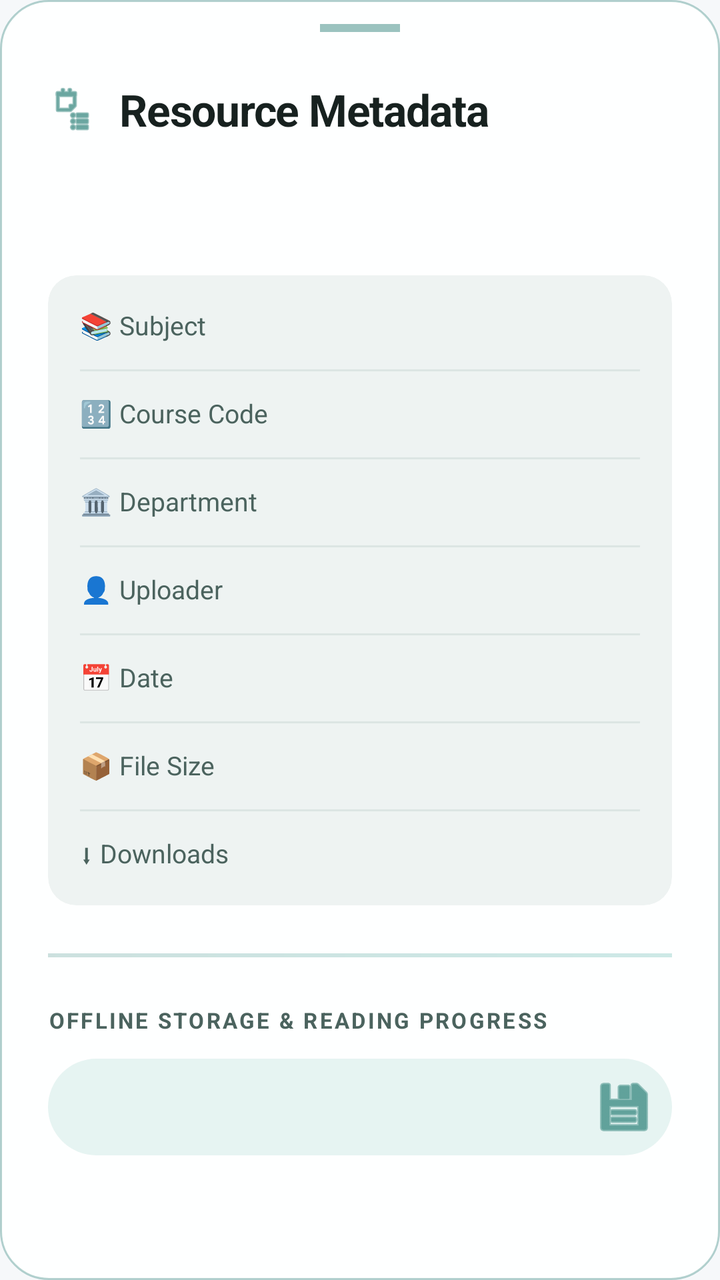
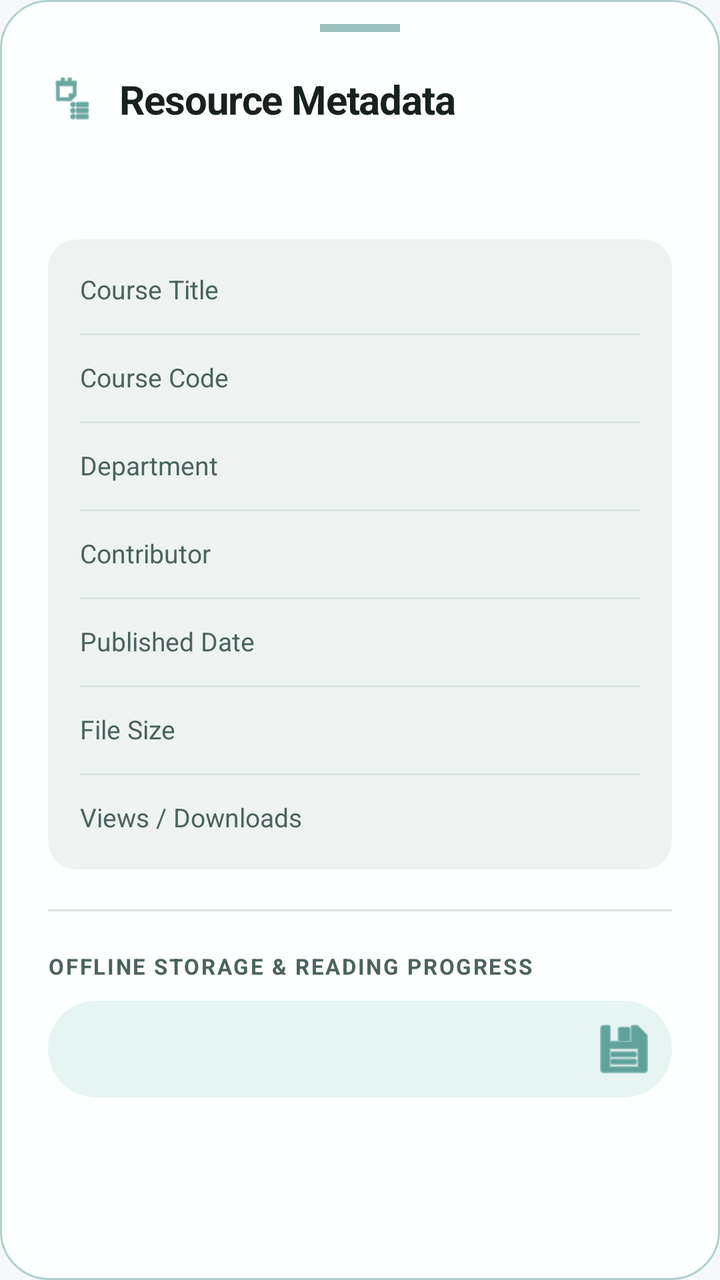

Two renders of the same Android screen: before a commit and after it. Below are the layout's source before the change and the commit's diff.
<!-- AndroidManifest.xml: application theme Theme.NoteVaultDIU -->
<!-- res/layout/bottom_sheet_note_info.xml -->
<?xml version="1.0" encoding="utf-8"?>
<LinearLayout
    xmlns:android="http://schemas.android.com/apk/res/android"
    xmlns:app="http://schemas.android.com/apk/res-auto"
    android:layout_width="match_parent"
    android:layout_height="wrap_content"
    android:background="@drawable/bg_glass_floating_bar"
    android:orientation="vertical"
    android:paddingBottom="40dp">

    
    <View
        android:layout_width="40dp"
        android:layout_height="4dp"
        android:layout_gravity="center_horizontal"
        android:layout_marginTop="12dp"
        android:layout_marginBottom="24dp"
        android:background="@color/colorPrimary"
        android:alpha="0.4" />

    <LinearLayout
        android:layout_width="match_parent"
        android:layout_height="wrap_content"
        android:orientation="horizontal"
        android:gravity="center_vertical"
        android:layout_marginHorizontal="24dp">
        <ImageView
            android:layout_width="24dp"
            android:layout_height="24dp"
            android:src="@android:drawable/ic_menu_agenda"
            app:tint="@color/colorPrimary" />
        <TextView
            android:layout_width="wrap_content"
            android:layout_height="wrap_content"
            android:layout_marginStart="12dp"
            android:text="@string/info_header"
            android:textColor="@color/colorTextPrimary"
            android:textSize="22sp"
            android:textStyle="bold"
            android:letterSpacing="-0.02" />
    </LinearLayout>

    <ScrollView
        android:layout_width="match_parent"
        android:layout_height="wrap_content"
        android:layout_marginTop="20dp"
        android:paddingHorizontal="24dp">

        <LinearLayout
            android:layout_width="match_parent"
            android:layout_height="wrap_content"
            android:orientation="vertical">

            
            <TextView
                android:id="@+id/tvInfoTitle"
                android:layout_width="match_parent"
                android:layout_height="wrap_content"
                android:textColor="@color/colorTextPrimary"
                android:textSize="18sp"
                android:textStyle="bold"
                android:layout_marginBottom="24dp"
                android:lineSpacingExtra="4dp"
                android:letterSpacing="-0.01" />

            
            <com.google.android.material.card.MaterialCardView
                android:layout_width="match_parent"
                android:layout_height="wrap_content"
                app:cardCornerRadius="14dp"
                app:cardElevation="0dp"
                app:cardBackgroundColor="@color/colorSurfaceVariant"
                app:strokeWidth="0dp">

                <LinearLayout
                    android:layout_width="match_parent"
                    android:layout_height="wrap_content"
                    android:orientation="vertical"
                    android:padding="4dp">

                    
                    <RelativeLayout android:layout_width="match_parent" android:layout_height="wrap_content" android:padding="12dp">
                        <TextView android:layout_width="wrap_content" android:layout_height="wrap_content" android:text="📚 Subject" android:textColor="@color/colorTextSecondary" android:textSize="13sp" />
                        <TextView android:id="@+id/tvInfoSubject" android:layout_width="wrap_content" android:layout_height="wrap_content" android:layout_alignParentEnd="true" android:textColor="@color/colorPrimary" android:textStyle="bold" />
                    </RelativeLayout>

                    <View android:layout_width="match_parent" android:layout_height="1dp" android:background="@color/colorDivider" android:layout_marginHorizontal="12dp" />

                    
                    <RelativeLayout android:layout_width="match_parent" android:layout_height="wrap_content" android:padding="12dp">
                        <TextView android:layout_width="wrap_content" android:layout_height="wrap_content" android:text="🔢 Course Code" android:textColor="@color/colorTextSecondary" android:textSize="13sp" />
                        <TextView android:id="@+id/tvInfoCourseCode" android:layout_width="wrap_content" android:layout_height="wrap_content" android:layout_alignParentEnd="true" android:textColor="@color/colorTextPrimary" android:textStyle="bold" />
                    </RelativeLayout>

                    <View android:layout_width="match_parent" android:layout_height="1dp" android:background="@color/colorDivider" android:layout_marginHorizontal="12dp" />

                    
                    <RelativeLayout android:layout_width="match_parent" android:layout_height="wrap_content" android:padding="12dp">
                        <TextView android:layout_width="wrap_content" android:layout_height="wrap_content" android:text="🏛 Department" android:textColor="@color/colorTextSecondary" android:textSize="13sp" />
                        <TextView android:id="@+id/tvInfoDepartment" android:layout_width="wrap_content" android:layout_height="wrap_content" android:layout_alignParentEnd="true" android:textColor="@color/colorTextPrimary" android:textStyle="bold" />
                    </RelativeLayout>

                    <View android:layout_width="match_parent" android:layout_height="1dp" android:background="@color/colorDivider" android:layout_marginHorizontal="12dp" />

                    
                    <RelativeLayout android:layout_width="match_parent" android:layout_height="wrap_content" android:padding="12dp">
                        <TextView android:layout_width="wrap_content" android:layout_height="wrap_content" android:text="👤 Uploader" android:textColor="@color/colorTextSecondary" android:textSize="13sp" />
                        <TextView android:id="@+id/tvInfoUploader" android:layout_width="wrap_content" android:layout_height="wrap_content" android:layout_alignParentEnd="true" android:textColor="@color/colorTextPrimary" android:textStyle="bold" />
                    </RelativeLayout>

                    <View android:layout_width="match_parent" android:layout_height="1dp" android:background="@color/colorDivider" android:layout_marginHorizontal="12dp" />

                    
                    <RelativeLayout android:layout_width="match_parent" android:layout_height="wrap_content" android:padding="12dp">
                        <TextView android:layout_width="wrap_content" android:layout_height="wrap_content" android:text="📅 Date" android:textColor="@color/colorTextSecondary" android:textSize="13sp" />
                        <TextView android:id="@+id/tvInfoDate" android:layout_width="wrap_content" android:layout_height="wrap_content" android:layout_alignParentEnd="true" android:textColor="@color/colorTextPrimary" android:textStyle="bold" />
                    </RelativeLayout>

                    <View android:layout_width="match_parent" android:layout_height="1dp" android:background="@color/colorDivider" android:layout_marginHorizontal="12dp" />

                    
                    <RelativeLayout android:layout_width="match_parent" android:layout_height="wrap_content" android:padding="12dp">
                        <TextView android:layout_width="wrap_content" android:layout_height="wrap_content" android:text="📦 File Size" android:textColor="@color/colorTextSecondary" android:textSize="13sp" />
                        <TextView android:id="@+id/tvInfoSize" android:layout_width="wrap_content" android:layout_height="wrap_content" android:layout_alignParentEnd="true" android:textColor="@color/colorTextPrimary" android:textStyle="bold" />
                    </RelativeLayout>

                    <View android:layout_width="match_parent" android:layout_height="1dp" android:background="@color/colorDivider" android:layout_marginHorizontal="12dp" />

                    
                    <RelativeLayout android:layout_width="match_parent" android:layout_height="wrap_content" android:padding="12dp">
                        <TextView android:layout_width="wrap_content" android:layout_height="wrap_content" android:text="⬇ Downloads" android:textColor="@color/colorTextSecondary" android:textSize="13sp" />
                        <TextView android:id="@+id/tvInfoDownloads" android:layout_width="wrap_content" android:layout_height="wrap_content" android:layout_alignParentEnd="true" android:textColor="@color/colorSuccess" android:textStyle="bold" />
                    </RelativeLayout>

                </LinearLayout>
            </com.google.android.material.card.MaterialCardView>

            <View android:layout_width="match_parent" android:layout_height="2dp" android:background="@drawable/bg_splash_gradient" android:layout_marginVertical="24dp" android:alpha="0.2" />

            
            <TextView
                android:layout_width="wrap_content"
                android:layout_height="wrap_content"
                android:text="@string/info_storage_header"
                android:textColor="@color/colorTextSecondary"
                android:textSize="11sp"
                android:textAllCaps="true"
                android:letterSpacing="0.1"
                android:textStyle="bold" />

            <RelativeLayout
                android:layout_width="match_parent"
                android:layout_height="wrap_content"
                android:layout_marginTop="12dp"
                android:background="@drawable/bg_pill_subject_gradient"
                android:padding="4dp">

                <TextView
                    android:id="@+id/tvInfoLocalPath"
                    android:layout_width="match_parent"
                    android:layout_height="wrap_content"
                    android:layout_toStartOf="@id/btnCopyPath"
                    android:textColor="@color/colorTextPrimary"
                    android:textSize="12sp"
                    android:padding="12dp"
                    android:fontFamily="monospace"
                    android:textIsSelectable="true" />

                <ImageButton
                    android:id="@+id/btnCopyPath"
                    android:layout_width="40dp"
                    android:layout_height="40dp"
                    android:layout_alignParentEnd="true"
                    android:layout_centerVertical="true"
                    android:background="?attr/selectableItemBackgroundBorderless"
                    android:src="@android:drawable/ic_menu_save"
                    app:tint="@color/colorPrimary" />
            </RelativeLayout>

        </LinearLayout>
    </ScrollView>

</LinearLayout>
<!-- resources referenced by this layout -->
<resources>
  <color name="colorDivider">#DCE5E3</color>
  <color name="colorPrimary">#086B61</color>
  <color name="colorSuccess">#10B981</color>
  <color name="colorSurfaceVariant">#EEF3F2</color>
  <color name="colorTextPrimary">#17211F</color>
  <color name="colorTextSecondary">#4B635E</color>
  <!-- drawable bg_glass_floating_bar (drawable) -->
  <?xml version="1.0" encoding="utf-8"?>
  <shape xmlns:android="http://schemas.android.com/apk/res/android">
      <solid android:color="@color/colorGlassSurface" />
      <corners android:radius="24dp" />
      <stroke
          android:width="1dp"
          android:color="@color/colorGlassStroke" />
  </shape>
  <!-- drawable bg_pill_subject_gradient (drawable) -->
  <?xml version="1.0" encoding="utf-8"?>
  <shape xmlns:android="http://schemas.android.com/apk/res/android">
      <solid android:color="@color/colorChipBackground" />
      <corners android:radius="50dp" />
  </shape>
  <!-- drawable bg_splash_gradient (drawable) -->
  <?xml version="1.0" encoding="utf-8"?>
  <shape xmlns:android="http://schemas.android.com/apk/res/android">
      <gradient
          android:angle="45"
          android:endColor="@color/gradient_end"
          android:startColor="@color/gradient_start"
          android:type="linear" />
  </shape>
  <string name="info_header">Resource Metadata</string>
  <string name="info_storage_header">Offline Storage &amp; Reading Progress</string>
  <style name="Theme.NoteVaultDIU" parent="Theme.MaterialComponents.DayNight.NoActionBar">
          <item name="colorPrimary">@color/colorPrimary</item>
          <item name="colorPrimaryDark">@color/colorPrimaryDark</item>
          <item name="colorPrimaryVariant">@color/colorPrimaryDark</item>
          <item name="colorSecondary">@color/colorAccent</item>
          <item name="colorAccent">@color/colorAccent</item>
          <item name="android:windowBackground">@color/colorBackground</item>
          <item name="android:statusBarColor">@color/colorBackground</item>
          <item name="android:windowLightStatusBar">true</item>
          <item name="android:navigationBarColor">@color/colorSurface</item>
      </style>
  <color name="colorGlassSurface">#F2FFFFFF</color>
  <color name="colorGlassStroke">#4D086B61</color>
  <color name="colorChipBackground">#E6F4F2</color>
  <color name="gradient_end">#0D9488</color>
  <color name="gradient_start">#086B61</color>
  <color name="colorPrimaryDark">#06463F</color>
  <color name="colorAccent">#14B8A6</color>
  <color name="colorBackground">#F6F8FA</color>
  <color name="colorSurface">#FFFFFF</color>
</resources>

<!-- the commit's change to res/layout/bottom_sheet_note_info.xml (unified diff, before → after) -->
@@ -6,7 +6,7 @@
     android:layout_height="wrap_content"
     android:background="@drawable/bg_glass_floating_bar"
     android:orientation="vertical"
-    android:paddingBottom="40dp">
+    android:paddingBottom="36dp">
 
     
     <View
@@ -14,7 +14,7 @@
         android:layout_height="4dp"
         android:layout_gravity="center_horizontal"
         android:layout_marginTop="12dp"
-        android:layout_marginBottom="24dp"
+        android:layout_marginBottom="20dp"
         android:background="@color/colorPrimary"
         android:alpha="0.4" />
 
@@ -28,6 +28,7 @@
             android:layout_width="24dp"
             android:layout_height="24dp"
             android:src="@android:drawable/ic_menu_agenda"
+            android:contentDescription="@string/info_header"
             app:tint="@color/colorPrimary" />
         <TextView
             android:layout_width="wrap_content"
@@ -35,7 +36,7 @@
             android:layout_marginStart="12dp"
             android:text="@string/info_header"
             android:textColor="@color/colorTextPrimary"
-            android:textSize="22sp"
+            android:textSize="20sp"
             android:textStyle="bold"
             android:letterSpacing="-0.02" />
     </LinearLayout>
@@ -43,7 +44,7 @@
     <ScrollView
         android:layout_width="match_parent"
         android:layout_height="wrap_content"
-        android:layout_marginTop="20dp"
+        android:layout_marginTop="16dp"
         android:paddingHorizontal="24dp">
 
         <LinearLayout
@@ -57,9 +58,9 @@
                 android:layout_width="match_parent"
                 android:layout_height="wrap_content"
                 android:textColor="@color/colorTextPrimary"
-                android:textSize="18sp"
+                android:textSize="17sp"
                 android:textStyle="bold"
-                android:layout_marginBottom="24dp"
+                android:layout_marginBottom="18dp"
                 android:lineSpacingExtra="4dp"
                 android:letterSpacing="-0.01" />
 
@@ -80,7 +81,7 @@
 
                     
                     <RelativeLayout android:layout_width="match_parent" android:layout_height="wrap_content" android:padding="12dp">
-                        <TextView android:layout_width="wrap_content" android:layout_height="wrap_content" android:text="📚 Subject" android:textColor="@color/colorTextSecondary" android:textSize="13sp" />
+                        <TextView android:layout_width="wrap_content" android:layout_height="wrap_content" android:text="@string/info_subject" android:textColor="@color/colorTextSecondary" android:textSize="13sp" />
                         <TextView android:id="@+id/tvInfoSubject" android:layout_width="wrap_content" android:layout_height="wrap_content" android:layout_alignParentEnd="true" android:textColor="@color/colorPrimary" android:textStyle="bold" />
                     </RelativeLayout>
 
@@ -88,7 +89,7 @@
 
                     
                     <RelativeLayout android:layout_width="match_parent" android:layout_height="wrap_content" android:padding="12dp">
-                        <TextView android:layout_width="wrap_content" android:layout_height="wrap_content" android:text="🔢 Course Code" android:textColor="@color/colorTextSecondary" android:textSize="13sp" />
+                        <TextView android:layout_width="wrap_content" android:layout_height="wrap_content" android:text="@string/info_course_code" android:textColor="@color/colorTextSecondary" android:textSize="13sp" />
                         <TextView android:id="@+id/tvInfoCourseCode" android:layout_width="wrap_content" android:layout_height="wrap_content" android:layout_alignParentEnd="true" android:textColor="@color/colorTextPrimary" android:textStyle="bold" />
                     </RelativeLayout>
 
@@ -96,7 +97,7 @@
 
                     
                     <RelativeLayout android:layout_width="match_parent" android:layout_height="wrap_content" android:padding="12dp">
-                        <TextView android:layout_width="wrap_content" android:layout_height="wrap_content" android:text="🏛 Department" android:textColor="@color/colorTextSecondary" android:textSize="13sp" />
+                        <TextView android:layout_width="wrap_content" android:layout_height="wrap_content" android:text="@string/info_department" android:textColor="@color/colorTextSecondary" android:textSize="13sp" />
                         <TextView android:id="@+id/tvInfoDepartment" android:layout_width="wrap_content" android:layout_height="wrap_content" android:layout_alignParentEnd="true" android:textColor="@color/colorTextPrimary" android:textStyle="bold" />
                     </RelativeLayout>
 
@@ -104,7 +105,7 @@
 
                     
                     <RelativeLayout android:layout_width="match_parent" android:layout_height="wrap_content" android:padding="12dp">
-                        <TextView android:layout_width="wrap_content" android:layout_height="wrap_content" android:text="👤 Uploader" android:textColor="@color/colorTextSecondary" android:textSize="13sp" />
+                        <TextView android:layout_width="wrap_content" android:layout_height="wrap_content" android:text="@string/info_uploaded_by" android:textColor="@color/colorTextSecondary" android:textSize="13sp" />
                         <TextView android:id="@+id/tvInfoUploader" android:layout_width="wrap_content" android:layout_height="wrap_content" android:layout_alignParentEnd="true" android:textColor="@color/colorTextPrimary" android:textStyle="bold" />
                     </RelativeLayout>
 
@@ -112,7 +113,7 @@
 
                     
                     <RelativeLayout android:layout_width="match_parent" android:layout_height="wrap_content" android:padding="12dp">
-                        <TextView android:layout_width="wrap_content" android:layout_height="wrap_content" android:text="📅 Date" android:textColor="@color/colorTextSecondary" android:textSize="13sp" />
+                        <TextView android:layout_width="wrap_content" android:layout_height="wrap_content" android:text="@string/info_date" android:textColor="@color/colorTextSecondary" android:textSize="13sp" />
                         <TextView android:id="@+id/tvInfoDate" android:layout_width="wrap_content" android:layout_height="wrap_content" android:layout_alignParentEnd="true" android:textColor="@color/colorTextPrimary" android:textStyle="bold" />
                     </RelativeLayout>
 
@@ -120,7 +121,7 @@
 
                     
                     <RelativeLayout android:layout_width="match_parent" android:layout_height="wrap_content" android:padding="12dp">
-                        <TextView android:layout_width="wrap_content" android:layout_height="wrap_content" android:text="📦 File Size" android:textColor="@color/colorTextSecondary" android:textSize="13sp" />
+                        <TextView android:layout_width="wrap_content" android:layout_height="wrap_content" android:text="@string/info_size" android:textColor="@color/colorTextSecondary" android:textSize="13sp" />
                         <TextView android:id="@+id/tvInfoSize" android:layout_width="wrap_content" android:layout_height="wrap_content" android:layout_alignParentEnd="true" android:textColor="@color/colorTextPrimary" android:textStyle="bold" />
                     </RelativeLayout>
 
@@ -128,14 +129,14 @@
 
                     
                     <RelativeLayout android:layout_width="match_parent" android:layout_height="wrap_content" android:padding="12dp">
-                        <TextView android:layout_width="wrap_content" android:layout_height="wrap_content" android:text="⬇ Downloads" android:textColor="@color/colorTextSecondary" android:textSize="13sp" />
+                        <TextView android:layout_width="wrap_content" android:layout_height="wrap_content" android:text="@string/info_downloads" android:textColor="@color/colorTextSecondary" android:textSize="13sp" />
                         <TextView android:id="@+id/tvInfoDownloads" android:layout_width="wrap_content" android:layout_height="wrap_content" android:layout_alignParentEnd="true" android:textColor="@color/colorSuccess" android:textStyle="bold" />
                     </RelativeLayout>
 
                 </LinearLayout>
             </com.google.android.material.card.MaterialCardView>
 
-            <View android:layout_width="match_parent" android:layout_height="2dp" android:background="@drawable/bg_splash_gradient" android:layout_marginVertical="24dp" android:alpha="0.2" />
+            <View android:layout_width="match_parent" android:layout_height="1dp" android:background="@color/colorDivider" android:layout_marginVertical="20dp" />
 
             
             <TextView
@@ -145,13 +146,13 @@
                 android:textColor="@color/colorTextSecondary"
                 android:textSize="11sp"
                 android:textAllCaps="true"
-                android:letterSpacing="0.1"
+                android:letterSpacing="0.08"
                 android:textStyle="bold" />
 
             <RelativeLayout
                 android:layout_width="match_parent"
                 android:layout_height="wrap_content"
-                android:layout_marginTop="12dp"
+                android:layout_marginTop="10dp"
                 android:background="@drawable/bg_pill_subject_gradient"
                 android:padding="4dp">
 
@@ -174,6 +175,7 @@
                     android:layout_centerVertical="true"
                     android:background="?attr/selectableItemBackgroundBorderless"
                     android:src="@android:drawable/ic_menu_save"
+                    android:contentDescription="@string/info_local_path"
                     app:tint="@color/colorPrimary" />
             </RelativeLayout>
 
<!-- resource entries referenced after the edit -->
@@ -21,17 +21,16 @@
       <solid android:color="@color/colorChipBackground" />
       <corners android:radius="50dp" />
   </shape>
-  <!-- drawable bg_splash_gradient (drawable) -->
-  <?xml version="1.0" encoding="utf-8"?>
-  <shape xmlns:android="http://schemas.android.com/apk/res/android">
-      <gradient
-          android:angle="45"
-          android:endColor="@color/gradient_end"
-          android:startColor="@color/gradient_start"
-          android:type="linear" />
-  </shape>
+  <string name="info_course_code">Course Code</string>
+  <string name="info_date">Published Date</string>
+  <string name="info_department">Department</string>
+  <string name="info_downloads">Views / Downloads</string>
   <string name="info_header">Resource Metadata</string>
+  <string name="info_local_path">Local Path</string>
+  <string name="info_size">File Size</string>
   <string name="info_storage_header">Offline Storage &amp; Reading Progress</string>
+  <string name="info_subject">Course Title</string>
+  <string name="info_uploaded_by">Contributor</string>
   <style name="Theme.NoteVaultDIU" parent="Theme.MaterialComponents.DayNight.NoActionBar">
           <item name="colorPrimary">@color/colorPrimary</item>
           <item name="colorPrimaryDark">@color/colorPrimaryDark</item>
@@ -46,8 +45,6 @@
   <color name="colorGlassSurface">#F2FFFFFF</color>
   <color name="colorGlassStroke">#4D086B61</color>
   <color name="colorChipBackground">#E6F4F2</color>
-  <color name="gradient_end">#0D9488</color>
-  <color name="gradient_start">#086B61</color>
   <color name="colorPrimaryDark">#06463F</color>
   <color name="colorAccent">#14B8A6</color>
   <color name="colorBackground">#F6F8FA</color>
